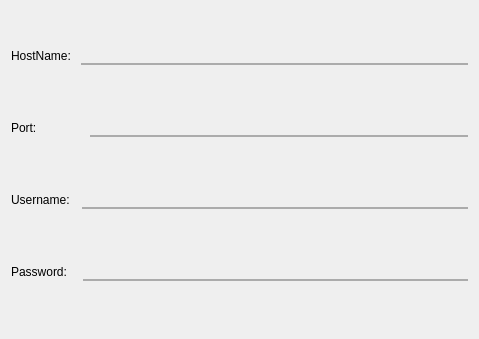
This is connectiondialog.ui in MrTrojan52/MERAGui as Qt 5 draws it before an edit. The edited form follows.
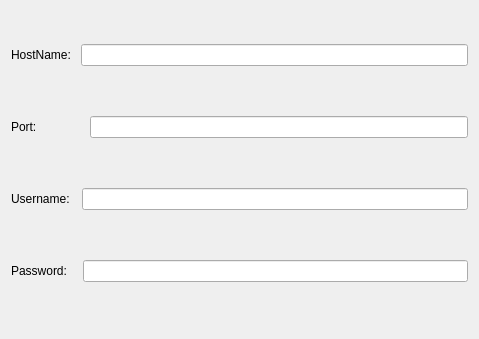
This is the edited form.

Diff of the .ui file:
```diff
--- a/connectiondialog.ui
+++ b/connectiondialog.ui
@@ -32,15 +32,7 @@
    <string>Connection Properties</string>
   </property>
   <property name="styleSheet">
-   <string notr="true">QLineEdit {
-	background-color: rgba(239,239,239,0);
-	border: 0px;
-	border-bottom: 2px solid #ABABAB;
-}
-
-QLineEdit:hover {
-	border-bottom: 2px solid #2fbbd2;
-}</string>
+   <string notr="true"/>
   </property>
   <property name="sizeGripEnabled">
    <bool>false</bool>
```
